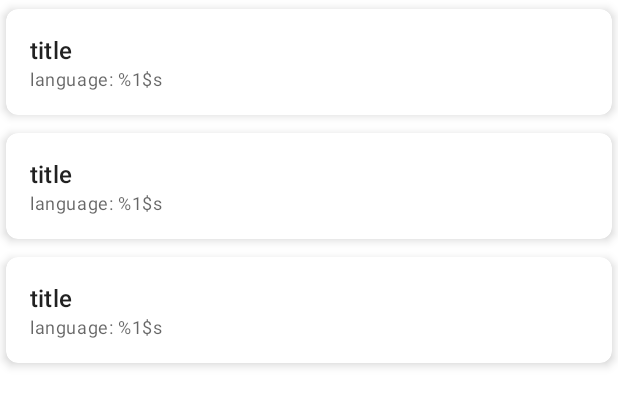
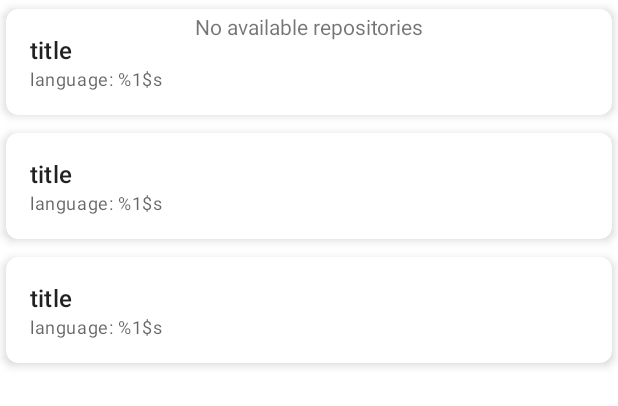
Before and after one commit to simona114/GitRepos, an Android app: the layout fragment_repositories.xml on its own in the app's theme, with its tools: preview values and no code run, on a phone screen of 412 x 824 dp. Shown: the top 406 px of the screen. Run offline under Robolectric (Android 15) with nearby library versions, the phone set to English and light mode, and no system bars.

Commit message:
Show ProgressBar while loading repositories and commits

```diff
--- a/app/src/main/java/com/example/gitreposF101321/utils/NetworkConnectivityObserver.kt
+++ b/app/src/main/java/com/example/gitreposF101321/utils/NetworkConnectivityObserver.kt
@@ -11,9 +11,9 @@ class NetworkConnectivityObserver(private val connectivityManager: ConnectivityM
         context.getSystemService(Context.CONNECTIVITY_SERVICE) as ConnectivityManager
     )
 
-    init {
-        postValue(false)
-    }
+//    init {
+//        postValue(false)
+//    }
 
     private val networkCallback = createNetworkCallBack()
 
--- a/app/src/main/res/layout/fragment_repositories.xml
+++ b/app/src/main/res/layout/fragment_repositories.xml
@@ -1,19 +1,42 @@
 <?xml version="1.0" encoding="utf-8"?>
 <androidx.constraintlayout.widget.ConstraintLayout xmlns:android="http://schemas.android.com/apk/res/android"
+    xmlns:app="http://schemas.android.com/apk/res-auto"
     xmlns:tools="http://schemas.android.com/tools"
     android:layout_width="match_parent"
     android:layout_height="match_parent"
-    xmlns:app="http://schemas.android.com/apk/res-auto"
     tools:context=".repos.view.overview.RepositoriesFragment">
 
     <androidx.recyclerview.widget.RecyclerView
-     tools:listitem="@layout/item_repository"
         android:id="@+id/rvRepositories"
         android:layout_width="match_parent"
         android:layout_height="match_parent"
+        app:layout_constraintBottom_toBottomOf="parent"
+        app:layout_constraintEnd_toEndOf="parent"
         app:layout_constraintStart_toStartOf="parent"
+        app:layout_constraintTop_toTopOf="parent"
+        tools:listitem="@layout/item_repository" />
+
+    <ProgressBar
+        android:id="@+id/pbRepositories"
+        android:layout_width="wrap_content"
+        android:layout_height="wrap_content"
+        android:visibility="gone"
+        app:layout_constraintBottom_toBottomOf="parent"
         app:layout_constraintEnd_toEndOf="parent"
+        app:layout_constraintStart_toStartOf="parent"
+        app:layout_constraintTop_toTopOf="parent" />
+
+    <TextView
+        android:id="@+id/tvNoAvailableRepositories"
+        android:layout_width="match_parent"
+        android:layout_height="0dp"
+        android:layout_marginTop="8dp"
+        android:text="@string/no_available_repositories"
+        android:textAlignment="center"
+        app:layout_constraintBottom_toBottomOf="parent"
+        app:layout_constraintEnd_toEndOf="parent"
+        app:layout_constraintStart_toStartOf="parent"
         app:layout_constraintTop_toTopOf="parent"
-     app:layout_constraintBottom_toBottomOf="parent"/>
+        app:layout_goneMarginTop="8dp" />
 
 </androidx.constraintlayout.widget.ConstraintLayout>
--- a/app/src/main/res/values/strings.xml
+++ b/app/src/main/res/values/strings.xml
@@ -1,12 +1,13 @@
 <resources>
     <string name="app_name">GitRepos</string>
-    <!-- TODO: Remove or change this placeholder text -->
-    <string name="hello_blank_fragment">Hello blank fragment</string>
-    <string name="repo_title">title</string>
+  <string name="repo_title">title</string>
     <string name="repo_language">language:  %1$s</string>
     <string name="repositories">GitHub Repositories</string>
     <string name="repository_details">Repository details</string>
     <string name="repo_owner">owner:  %1$s</string>
     <string name="repo_link">link: </string>
     <string name="repo_commits">commits:</string>
+
+    <string name="no_available_commits">No available commits</string>
+    <string name="no_available_repositories">No available repositories</string>
 </resources>
```
Also changed, not shown: app/src/main/java/com/example/gitreposF101321/repos/view/details/RepositoryDetailsFragment.kt (+30 -1 lines), app/src/main/java/com/example/gitreposF101321/repos/view/overview/RepositoriesFragment.kt (+40 -4 lines), app/src/main/java/com/example/gitreposF101321/repos/viewmodel/RepositoriesViewModel.kt (+23 -4 lines), app/src/main/res/layout/fragment_repository_details.xml (+24 -1 lines). Lines whose indentation alone changed are shown as unchanged.
